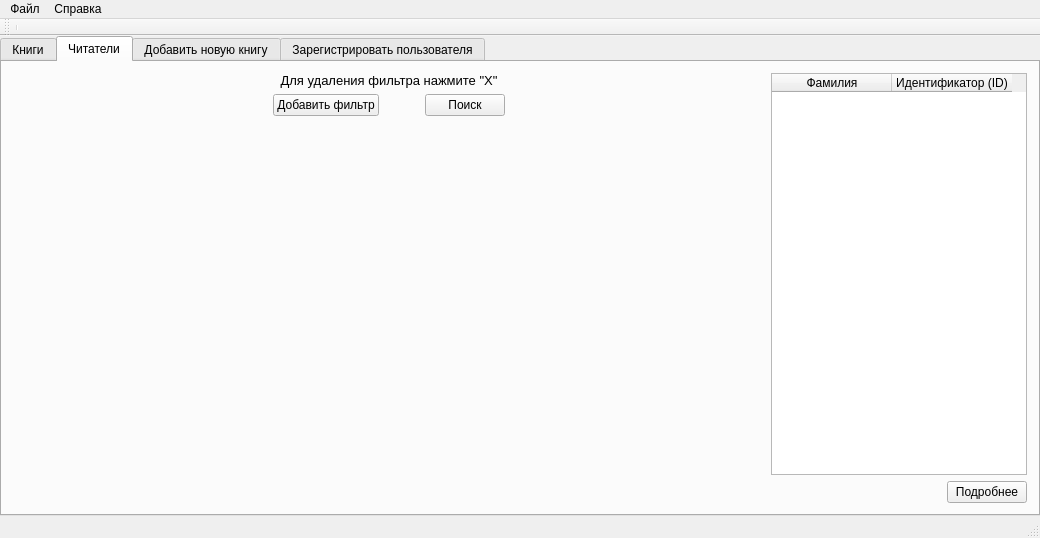
Above: Application.QT/GUI.QT/GUI_MainWindow.ui from AJIOB/uni_courseWork_4 before the change. Below: the same form after it.
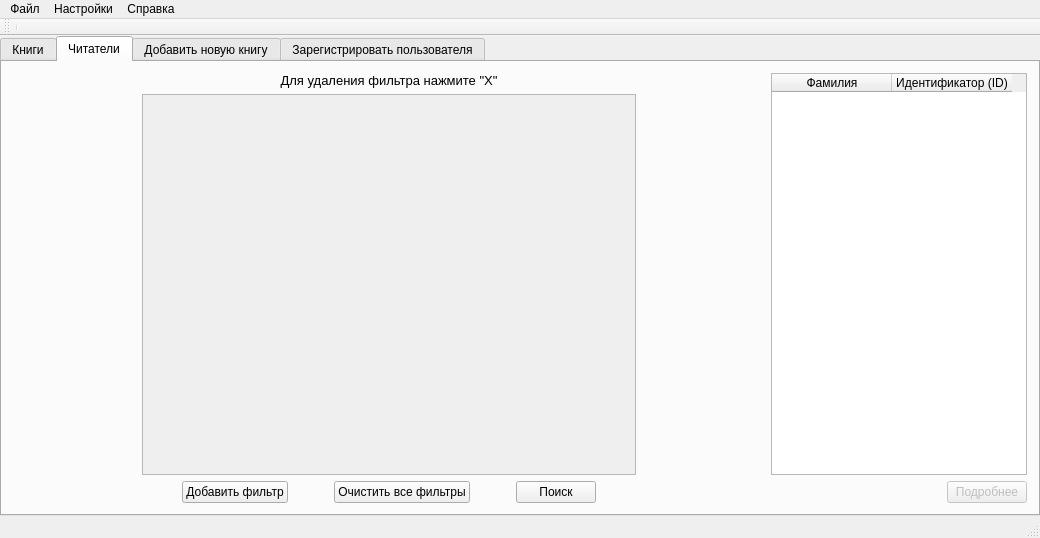
That is the form after the change. The open tabs and pages were chosen to show the change. Icons and pictures are not drawn.

Commit message: App: Some exception fixes when client is not connected with server. Scroll area were added to filters.

```diff
--- a/Application.QT/GUI.QT/GUI_MainWindow.ui
+++ b/Application.QT/GUI.QT/GUI_MainWindow.ui
@@ -70,9 +70,22 @@
        <attribute name="title">
         <string>Читатели</string>
        </attribute>
-       <layout class="QGridLayout" name="gridLayout">
-        <item row="0" column="1">
-         <layout class="QVBoxLayout" name="verticalLayout_4">
+       <layout class="QHBoxLayout" name="horizontalLayout">
+        <item>
+         <spacer name="horizontalSpacer_7">
+          <property name="orientation">
+           <enum>Qt::Horizontal</enum>
+          </property>
+          <property name="sizeHint" stdset="0">
+           <size>
+            <width>117</width>
+            <height>17</height>
+           </size>
+          </property>
+         </spacer>
+        </item>
+        <item>
+         <layout class="QVBoxLayout" name="verticalLayout_3">
           <item>
            <layout class="QHBoxLayout" name="horizontalLayout_3">
             <item>
@@ -93,14 +106,51 @@
            </layout>
           </item>
           <item>
-           <layout class="QVBoxLayout" name="listLayout">
-            <property name="spacing">
-             <number>5</number>
+           <widget class="QScrollArea" name="scrollArea_2">
+            <property name="widgetResizable">
+             <bool>true</bool>
             </property>
-           </layout>
+            <widget class="QWidget" name="scrollAreaWidgetContents_2">
+             <property name="geometry">
+              <rect>
+               <x>0</x>
+               <y>0</y>
+               <width>496</width>
+               <height>363</height>
+              </rect>
+             </property>
+             <layout class="QGridLayout" name="gridLayout_5">
+              <property name="leftMargin">
+               <number>0</number>
+              </property>
+              <property name="topMargin">
+               <number>0</number>
+              </property>
+              <property name="rightMargin">
+               <number>0</number>
+              </property>
+              <property name="bottomMargin">
+               <number>0</number>
+              </property>
+              <property name="spacing">
+               <number>5</number>
+              </property>
+              <item row="0" column="0">
+               <layout class="QVBoxLayout" name="listLayout_USER">
+                <property name="spacing">
+                 <number>0</number>
+                </property>
+                <property name="rightMargin">
+                 <number>0</number>
+                </property>
+               </layout>
+              </item>
+             </layout>
+            </widget>
+           </widget>
           </item>
           <item>
-           <layout class="QHBoxLayout" name="horizontalLayout">
+           <layout class="QHBoxLayout" name="middleButtons">
             <item>
              <spacer name="horizontalSpacer_9">
               <property name="orientation">
@@ -121,6 +171,26 @@
               </property>
              </widget>
             </item>
+            <item>
+             <spacer name="horizontalSpacer_10">
+              <property name="orientation">
+               <enum>Qt::Horizontal</enum>
+              </property>
+              <property name="sizeHint" stdset="0">
+               <size>
+                <width>40</width>
+                <height>20</height>
+               </size>
+              </property>
+             </spacer>
+            </item>
+            <item>
+             <widget class="QPushButton" name="clearFilters_USER">
+              <property name="text">
+               <string>Очистить все фильтры</string>
+              </property>
+             </widget>
+            </item>
             <item>
              <spacer name="horizontalSpacer_5">
               <property name="orientation">
@@ -158,46 +228,20 @@
           </item>
          </layout>
         </item>
-        <item row="1" column="1">
-         <spacer name="verticalSpacer_2">
-          <property name="orientation">
-           <enum>Qt::Vertical</enum>
-          </property>
-          <property name="sizeHint" stdset="0">
-           <size>
-            <width>20</width>
-            <height>40</height>
-           </size>
-          </property>
-         </spacer>
-        </item>
-        <item row="0" column="0">
-         <spacer name="horizontalSpacer_7">
-          <property name="orientation">
-           <enum>Qt::Horizontal</enum>
-          </property>
-          <property name="sizeHint" stdset="0">
-           <size>
-            <width>40</width>
-            <height>20</height>
-           </size>
-          </property>
-         </spacer>
-        </item>
-        <item row="0" column="2">
+        <item>
          <spacer name="horizontalSpacer_8">
           <property name="orientation">
            <enum>Qt::Horizontal</enum>
           </property>
           <property name="sizeHint" stdset="0">
            <size>
-            <width>40</width>
-            <height>20</height>
+            <width>117</width>
+            <height>17</height>
            </size>
           </property>
          </spacer>
         </item>
-        <item row="0" column="3" rowspan="2">
+        <item>
          <layout class="QVBoxLayout" name="rigthPart_USER">
           <item>
            <widget class="QTableWidget" name="tableWidget_USERS">
@@ -236,6 +280,9 @@
             </item>
             <item>
              <widget class="QPushButton" name="moreInfoButton_USER">
+              <property name="enabled">
+               <bool>false</bool>
+              </property>
               <property name="text">
                <string>Подробнее</string>
               </property>
@@ -540,7 +587,14 @@
     </property>
     <addaction name="AboutAction"/>
    </widget>
+   <widget class="QMenu" name="menu">
+    <property name="title">
+     <string>Настройки</string>
+    </property>
+    <addaction name="ChangePasswordAction"/>
+   </widget>
    <addaction name="File"/>
+   <addaction name="menu"/>
    <addaction name="Help"/>
   </widget>
   <widget class="QStatusBar" name="statusBar"/>
```
Left out of the diff: 192 changed lines with no effect on the pictures. The commit also changes 4 other files.
